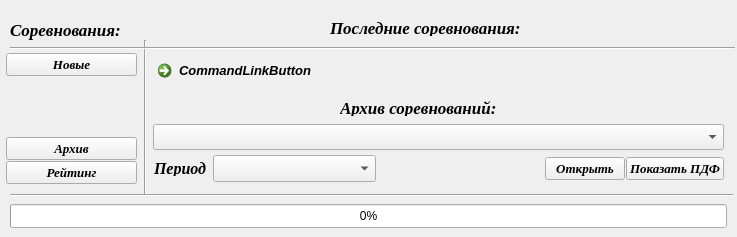
First picture: the form in UI/start_form.ui, repository Kaspar0810/Competitions_TT, before the edit.
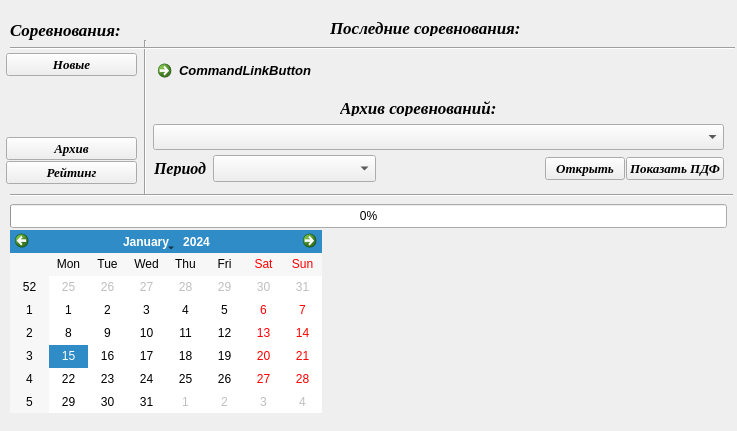
Second picture: the form after the edit.

The edit to the form file:
```diff
--- a/UI/start_form.ui
+++ b/UI/start_form.ui
@@ -7,7 +7,7 @@
     <x>0</x>
     <y>0</y>
     <width>737</width>
-    <height>237</height>
+    <height>431</height>
    </rect>
   </property>
   <property name="windowTitle">
@@ -371,6 +371,16 @@
     </item>
    </layout>
   </widget>
+  <widget class="QCalendarWidget" name="calendarWidget">
+   <property name="geometry">
+    <rect>
+     <x>10</x>
+     <y>230</y>
+     <width>312</width>
+     <height>183</height>
+    </rect>
+   </property>
+  </widget>
  </widget>
  <resources/>
  <connections/>
```
